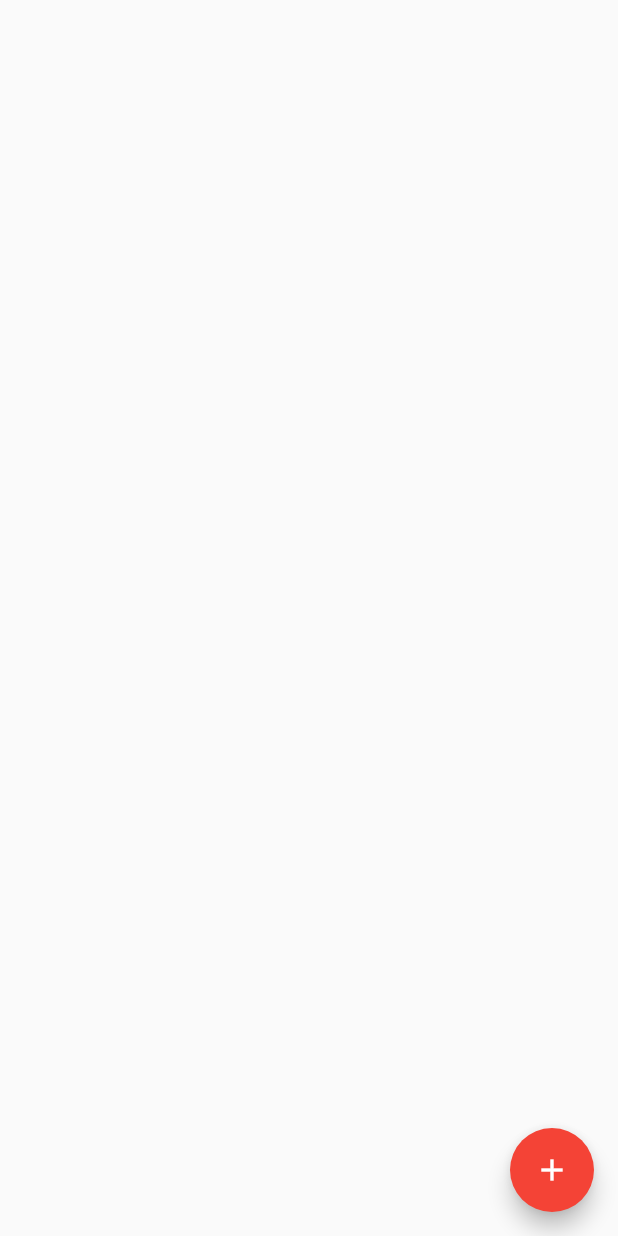
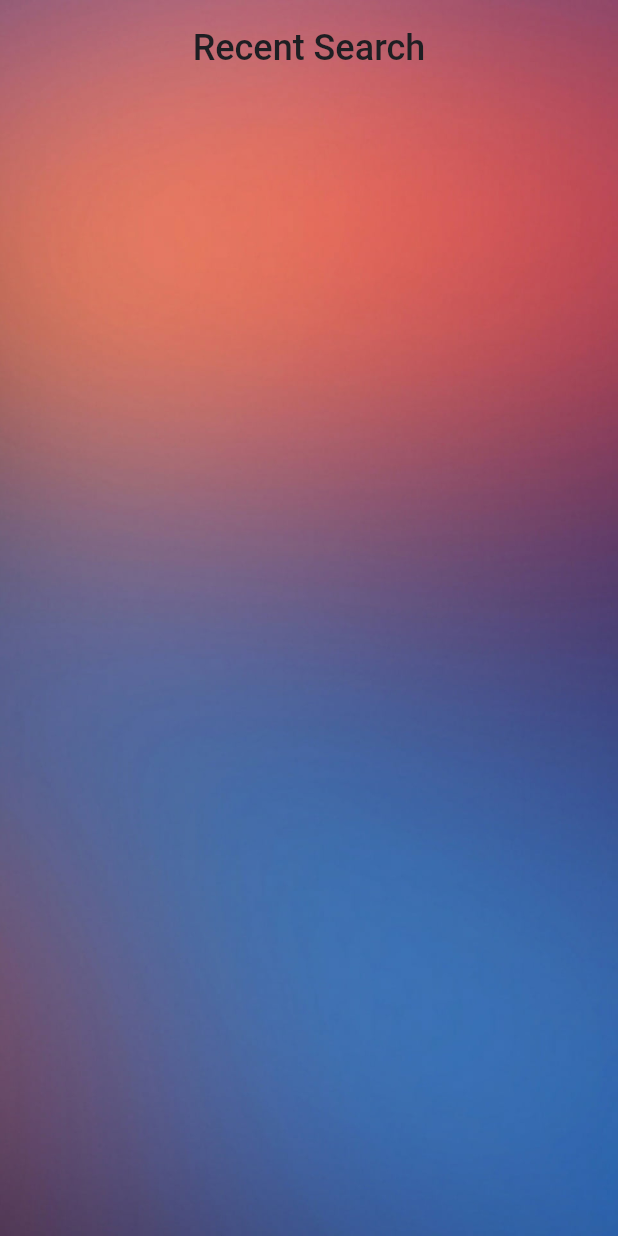
Before and after one commit to AakashAK01/Weather-App, a Flutter app: the PreferredCity screen opened by its route, on a phone screen of 412 x 824 dp. Run offline on Flutter 3.47's test engine with Material 2 defaults, Android fonts, the light colour scheme and no system bars; our stand-ins replace auto_route, bloc, connectivity_plus, dartz, dio, flip_card and 10 more; accounts and stored records are empty.

Commit message:
"1st Phase"

```diff
--- a/lib/data/database/app_database.dart
+++ b/lib/data/database/app_database.dart
@@ -5,8 +5,8 @@ import 'package:weather_app_latest/logger.dart';
 class CityDatabaseHelper {
   static Future<void> createTables(sql.Database database) async {
     await database.execute('''CREATE TABLE cities (
-                    id INTEGER PRIMARY KEY AUTOINCREMENT,
-                    city TEXT
+                    id INTEGER PRIMARY KEY ,
+                    city TEXT UNIQUE
                     )''');
   }
 
@@ -18,12 +18,19 @@ class CityDatabaseHelper {
     });
   }
 
-  static Future<int> createCity(String city) async {
+  static Future<int?> createCity(String city) async {
     final db = await CityDatabaseHelper.db();
     final data = {'city': city};
-    final id = await db.insert('cities', data,
-        conflictAlgorithm: sql.ConflictAlgorithm.replace);
-    return id;
+    final result =
+        await db.query('cities', where: 'city = ?', whereArgs: [city]);
+    logger.i(result);
+    if (result.isNotEmpty) {
+      return null;
+    } else {
+      final id = await db.insert('cities', data,
+          conflictAlgorithm: sql.ConflictAlgorithm.replace);
+      return id;
+    }
   }
 
   static Future<List<Map<String, dynamic>>> getCities() async {
--- a/lib/screens/preferred_city.dart
+++ b/lib/screens/preferred_city.dart
@@ -3,6 +3,7 @@ import 'package:flutter_screenutil/flutter_screenutil.dart';
 import 'package:fluttertoast/fluttertoast.dart';
 import 'package:weather_app_latest/constants/app_constants.dart';
 import 'package:weather_app_latest/data/database/app_database.dart';
+import 'package:weather_app_latest/routers/router.gr.dart';
 
 import '../constants/ui_constant.dart';
 import '../logger.dart';
@@ -38,18 +39,47 @@ class _PreferredCityState extends State<PreferredCity> {
 
   @override
   Widget build(BuildContext context) {
-    return Scaffold(
-      body: ListView.builder(
+    return SafeArea(
+      child: Stack(
+        children: [
+          Scaffold(
+            body: Container(
+              decoration: const BoxDecoration(
+                image: DecorationImage(
+                    image: AssetImage("assets/iphone.jpg"), fit: BoxFit.cover),
+              ),
+            ),
+          ),
+          Scaffold(
+            backgroundColor: Colors.transparent,
+            body: Column(
+              children: [
+                Padding(
+                  padding: const EdgeInsets.all(16.0).r,
+                  child: const Text(
+                    'Recent Search',
+                    style: TextStyle(fontSize: 24.0, color: PRIMARY_COLOR),
+                  ),
+                ),
+                Expanded(
+                  child: ListView.builder(
                     itemCount: _cityList.length,
-        itemBuilder: ((context, index) => Card(
-              color: Colors.grey,
+                    itemBuilder: ((context, index) => InkWell(
+                          onTap: (() {
+                            appRouter.push(HomePageRoute(
+                                recentCity: _cityList[index]['city'],
+                                navigated: true));
+                            print(_cityList[index]['city']);
+                          }),
+                          child: Container(
                             margin: const EdgeInsets.all(15),
                             child: ListTile(
                               title: Text(_cityList[index]['city']),
                               trailing: SizedBox(
                                 width: 100.w,
-                  child:
-                      Row(mainAxisAlignment: MainAxisAlignment.end, children: [
+                                child: Row(
+                                    mainAxisAlignment: MainAxisAlignment.end,
+                                    children: [
                                       InkWell(
                                           onTap: () {
                                             _deleteCity(_cityList[index]['id']);
@@ -58,29 +88,14 @@ class _PreferredCityState extends State<PreferredCity> {
                                     ]),
                               ),
                             ),
+                          ),
                         )),
                   ),
-      floatingActionButton: FloatingActionButton(
-        child: const Icon(
-          Icons.add,
-          color: Colors.white,
                 ),
-        tooltip: 'Enter City',
-        backgroundColor: Colors.red,
-        onPressed: () => {
-          showModalBottomSheet(
-              shape: const RoundedRectangleBorder(
-                borderRadius: BorderRadius.vertical(
-                  top: Radius.circular(15.0),
+              ],
             ),
           ),
-              context: context,
-              builder: ((context) => Container(
-                    child: Column(children: [
-                      EnterCity(null),
-                    ]),
-                  )))
-        },
+        ],
       ),
     );
   }
@@ -137,8 +152,10 @@ class _PreferredCityState extends State<PreferredCity> {
   }
 
   Future<void> _addCity() async {
+    if (_cityList.length < 5) {
       await CityDatabaseHelper.createCity(_cityTextController.text);
       logger.i("...TOTAL${_cityList.length}");
+    }
     _refreshCity();
   }
 
```
Also changed, not shown: lib/business_logic/citydata_bloc/city_data_bloc.dart (added, +37 -0 lines), lib/business_logic/citydata_bloc/city_data_event.dart (added, +14 -0 lines), lib/business_logic/citydata_bloc/city_data_state.dart (added, +12 -0 lines), lib/business_logic/home_bloc/weather_data_bloc.dart (renamed from lib/business_logic/bloc/weather_data_bloc.dart, +6 -7 lines), lib/screens/home.dart (+87 -48 lines), lib/business_logic/home_bloc/weather_data_event.dart (renamed from lib/business_logic/bloc/weather_data_event.dart), lib/business_logic/home_bloc/weather_data_state.dart (renamed from lib/business_logic/bloc/weather_data_state.dart), lib/routers/router.gr.dart. Lines whose indentation alone changed are shown as unchanged.
